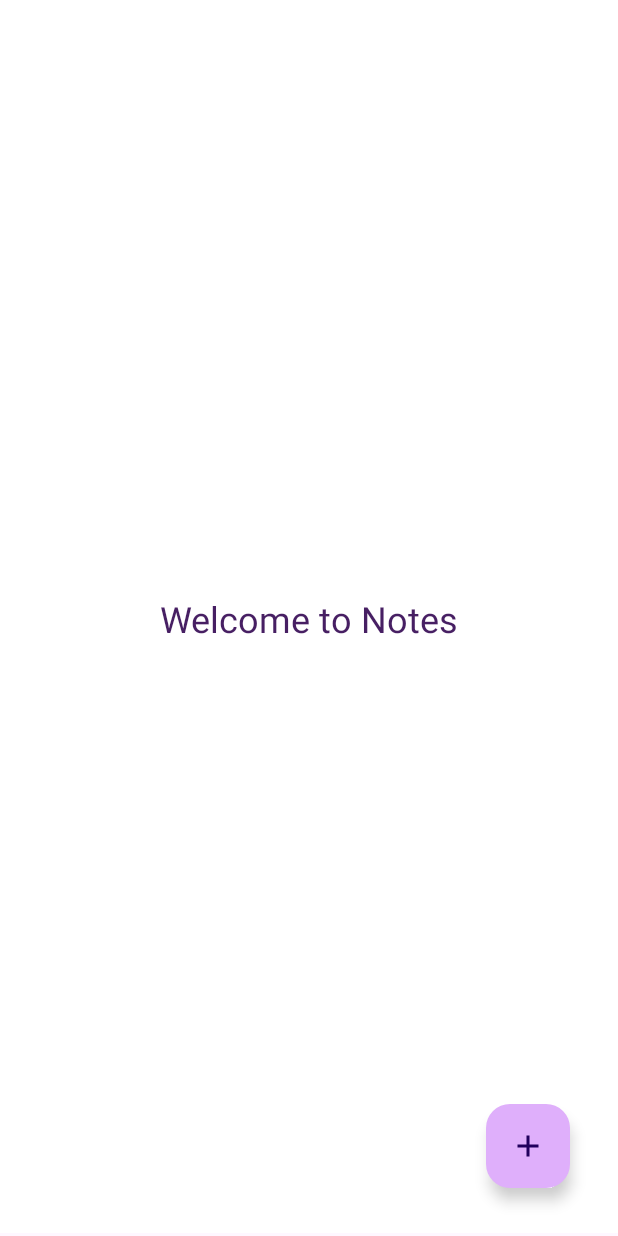
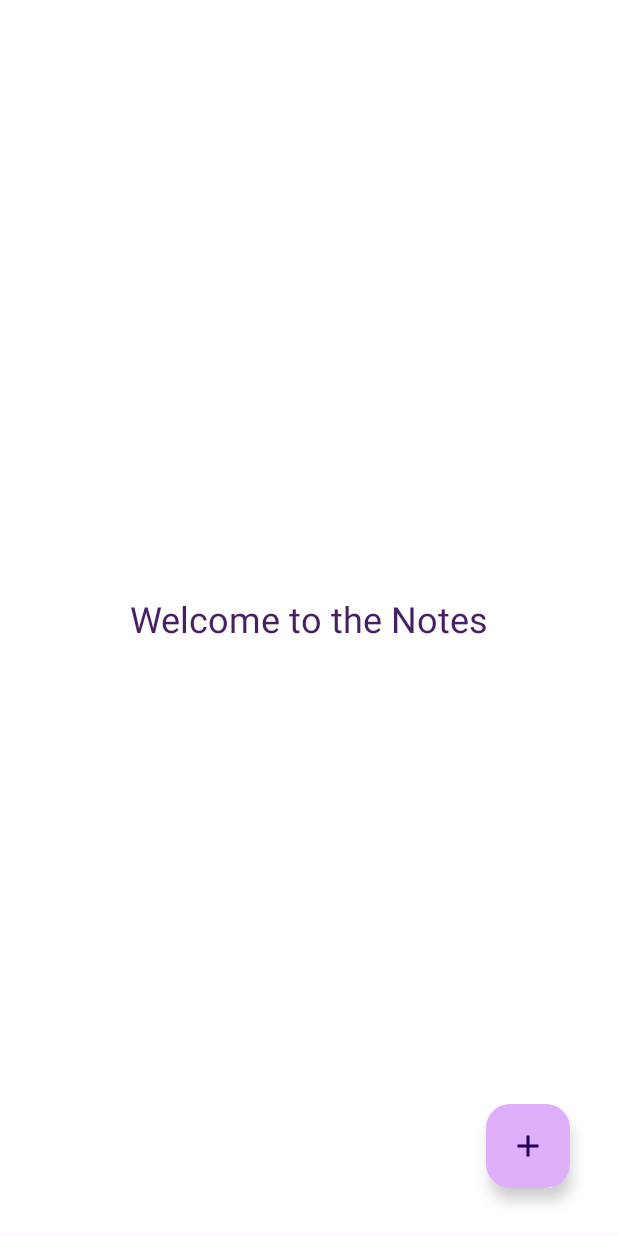
Before and after one commit to VladaZh/Notes, an Android app: the screen it shows after launch (MainActivity), on a phone screen of 412 x 824 dp. Run offline under Robolectric (Android 15) with nearby library versions, the phone set to English and light mode, and no system bars.

Commit message:
text change

```diff
--- a/app/src/main/res/layout/activity_main.xml
+++ b/app/src/main/res/layout/activity_main.xml
@@ -40,7 +40,7 @@
         android:id="@+id/tvNoElements"
         android:layout_width="wrap_content"
         android:layout_height="wrap_content"
-        android:text="Welcome to Notes"
+        android:text="Welcome to the Notes"
         android:textColor="@color/textColor"
         android:textSize="24sp"
         app:layout_constraintBottom_toBottomOf="parent"
```
